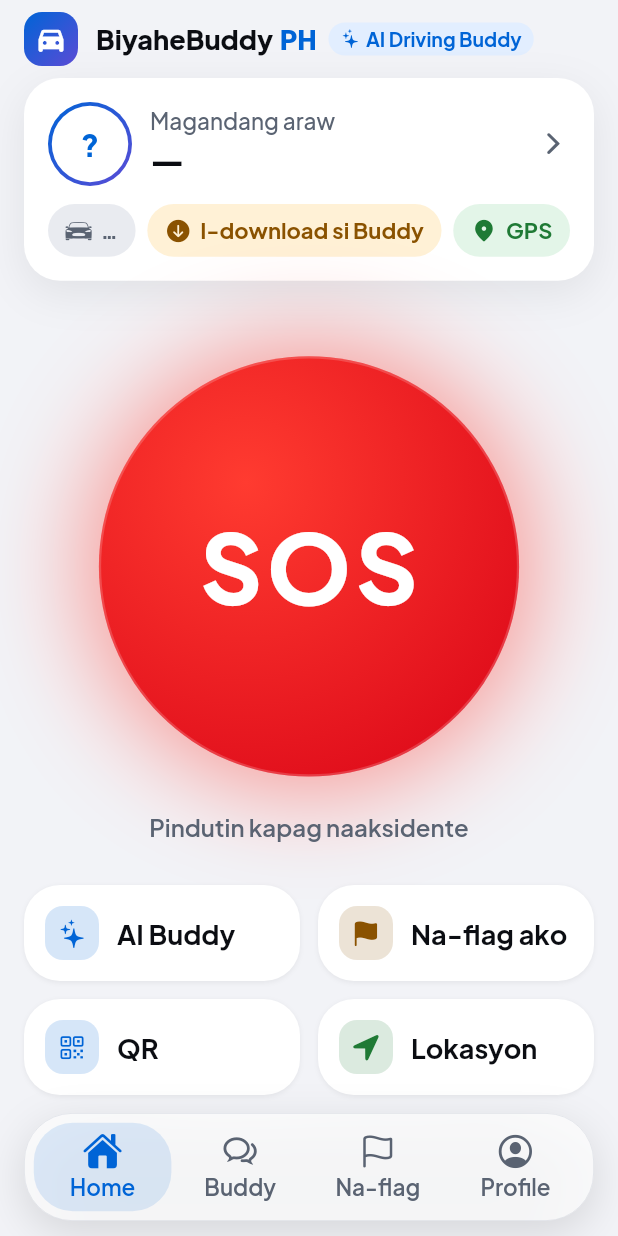
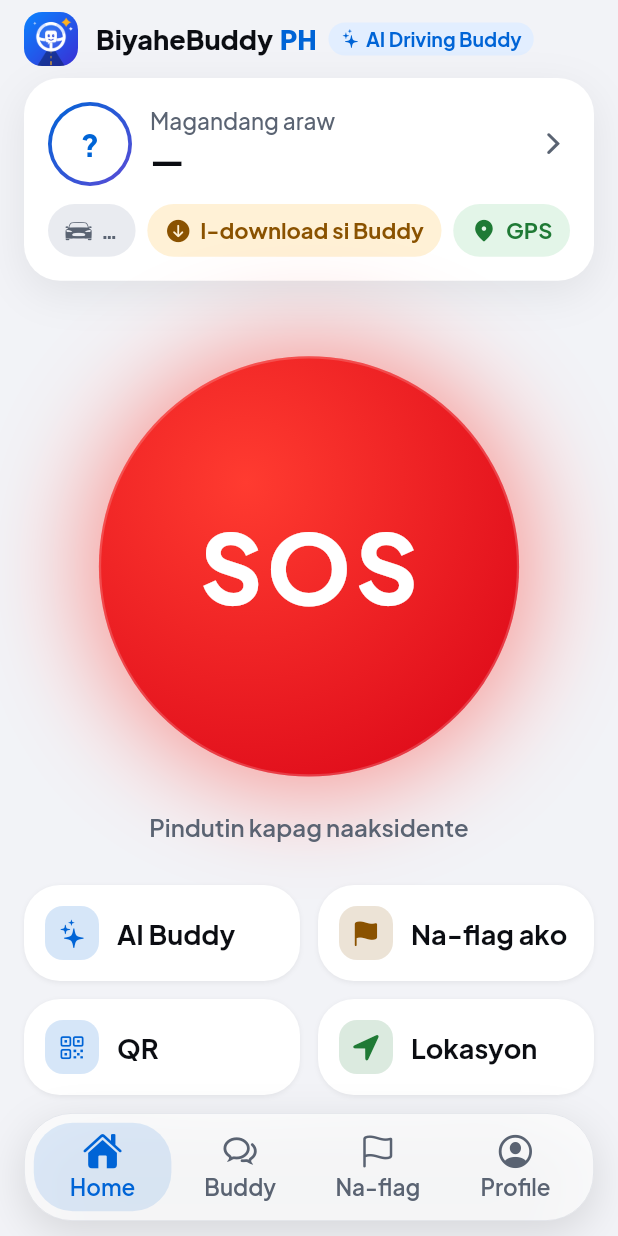
Before and after one commit to Johnn316/biyahebuddy-ph, a Flutter app: the HomeScreen screen opened by its route, on a phone screen of 412 x 824 dp. Run offline on Flutter 3.47's test engine with Material 3 defaults, Android fonts, the phone set to English and light mode, and no system bars; our stand-ins replace flutter_riverpod, geolocator, go_router, permission_handler, qr_flutter, shared_preferences; missing offline and left inert: llamadart, record, sqlite3, whisper_ggml; accounts and stored records are empty.

Commit message:
feat: app logo + launcher icon
- assets/icon/: app_icon.png, app_icon_foreground.png, biyahebuddy_logo.png
- flutter_launcher_icons (dev): Android adaptive icon (#1E5BF0 background)
- Home brand row uses the logo (rounded, same size as the old icon)
- README header logo; AI_DISCLOSURE lists the logo

Co-Authored-By: Claude Opus 5.5 <noreply@anthropic.com>

```diff
--- a/lib/features/home/widgets/home_widgets.dart
+++ b/lib/features/home/widgets/home_widgets.dart
@@ -109,19 +109,18 @@ class BrandRow extends StatelessWidget {
       child: Row(
         key: const Key('home-brand'),
         children: [
-          Container(
-            width: compact ? 28 : 36,
-            height: compact ? 28 : 36,
-            decoration: BoxDecoration(
-              gradient: p.ringGradient,
-              borderRadius: BorderRadius.circular(
-                compact ? AppRadius.xs : AppRadius.sm,
-              ),
+          // App logo (assets/icon/biyahebuddy_logo.png), rounded.
+          ClipRRect(
+            borderRadius: BorderRadius.circular(
+              compact ? AppRadius.xs : AppRadius.sm,
             ),
-            child: Icon(
-              Icons.directions_car_filled_rounded,
-              size: compact ? 17 : 22,
-              color: p.onPrimaryFill,
+            child: Image.asset(
+              'assets/icon/biyahebuddy_logo.png',
+              key: const Key('brand-logo'),
+              width: compact ? 28 : 36,
+              height: compact ? 28 : 36,
+              filterQuality: FilterQuality.medium,
+              excludeFromSemantics: true,
             ),
           ),
           const SizedBox(width: AppSpace.sm),
```
Also changed, not shown: pubspec.yaml (+10 -0 lines), assets/icon/app_icon.png (added), assets/icon/app_icon_foreground.png (added), assets/icon/biyahebuddy_logo.png (added), pubspec.lock, 15 other files.
